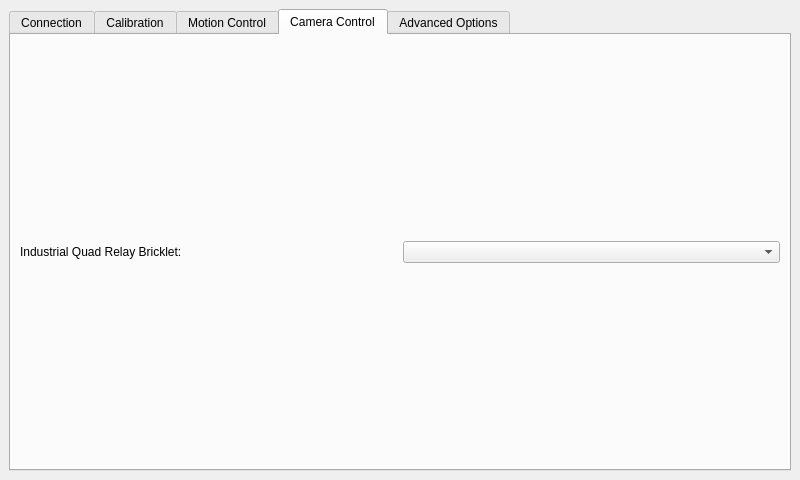
Qt form control/src/ui/mainwindow.ui (Tinkerforge/camera-slider) before a commit.
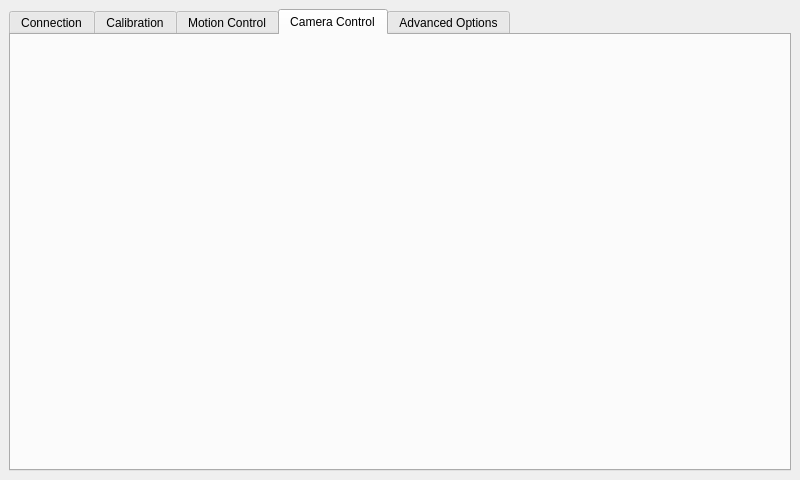
The same form after that commit. The open tabs and pages were chosen to show the change.

Commit message: control: Remove IQR code, camera triggering will be gPhoto2 only

```diff
--- a/control/src/ui/mainwindow.ui
+++ b/control/src/ui/mainwindow.ui
@@ -476,18 +476,7 @@
        </attribute>
        <layout class="QVBoxLayout" name="verticalLayout_5">
         <item>
-         <layout class="QGridLayout" name="gridLayout_4">
-          <item row="0" column="0">
-           <widget class="QLabel" name="label_iqr_uid_title">
-            <property name="text">
-             <string>Industrial Quad Relay Bricklet:</string>
-            </property>
-           </widget>
-          </item>
-          <item row="0" column="1">
-           <widget class="QComboBox" name="combo_iqr_uid"/>
-          </item>
-         </layout>
+         <layout class="QGridLayout" name="gridLayout_4"/>
         </item>
        </layout>
       </widget>
```
Left out of the diff: 3 changed lines with no effect on the pictures. The commit also changes 2 other files.
